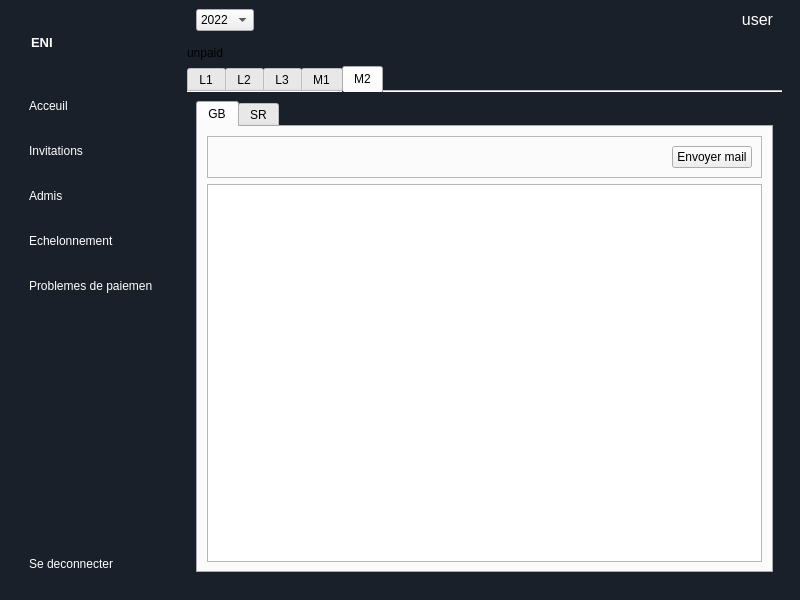
This is mainwindow.ui in RasolomananaOlivier/eni-registration-management as Qt 5 draws it before an edit. The edited form follows.
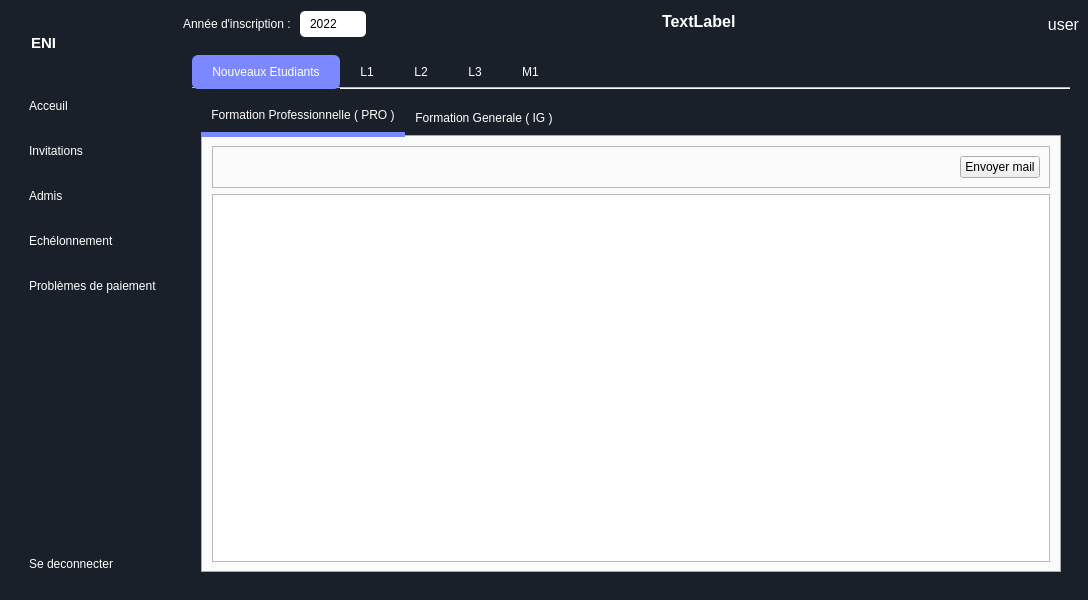
This is the edited form. The open tabs and pages were chosen to show the change. Icons and pictures are not drawn.

The edit to the form file:
```diff
--- a/mainwindow.ui
+++ b/mainwindow.ui
@@ -6,7 +6,7 @@
    <rect>
     <x>0</x>
     <y>0</y>
-    <width>800</width>
+    <width>1088</width>
     <height>600</height>
    </rect>
   </property>
@@ -473,7 +473,7 @@
 }</string>
    </property>
    <layout class="QGridLayout" name="gridLayout">
-    <item row="0" column="0">
+    <item row="0" column="0" rowspan="2">
      <widget class="QFrame" name="frame">
       <property name="styleSheet">
        <string notr="true">#frame {
@@ -510,23 +510,22 @@
 }</string>
          </property>
          <property name="text">
-          <string>&lt;html&gt;&lt;head/&gt;&lt;body&gt;&lt;p&gt;&lt;span style=&quot; font-size:10pt; font-weight:600;&quot;&gt;ENI&lt;/span&gt;&lt;/p&gt;&lt;/body&gt;&lt;/html&gt;</string>
+          <string>&lt;html&gt;&lt;head/&gt;&lt;body&gt;&lt;p&gt;&lt;span style=&quot; font-size:11pt; font-weight:600;&quot;&gt;ENI&lt;/span&gt;&lt;/p&gt;&lt;/body&gt;&lt;/html&gt;</string>
          </property>
         </widget>
        </item>
       </layout>
      </widget>
     </item>
-    <item row="0" column="1" rowspan="3">
-     <layout class="QVBoxLayout" name="verticalLayout_22">
-      <item>
+    <item row="0" column="1">
        <layout class="QHBoxLayout" name="horizontalLayout_22">
-        <property name="leftMargin">
-         <number>18</number>
+      <item>
+       <widget class="QLabel" name="label_2">
+        <property name="text">
+         <string>&lt;html&gt;&lt;head/&gt;&lt;body&gt;&lt;p&gt;&lt;span style=&quot; color:#ffffff;&quot;&gt;Année d'inscription : &lt;/span&gt;&lt;/p&gt;&lt;/body&gt;&lt;/html&gt;</string>
         </property>
-        <property name="rightMargin">
-         <number>18</number>
-        </property>
+       </widget>
+      </item>
         <item>
          <widget class="QComboBox" name="inscriptionYear">
           <property name="maximumSize">
@@ -535,6 +534,24 @@
             <height>16777215</height>
            </size>
           </property>
+        <property name="styleSheet">
+         <string notr="true">QComboBox{
+	border-radius : 5px;
+	padding : 5px 10px;
+	background-color : white;
+	color : black;
+}
+
+QComboBox::drop-down {
+	border: 0px;
+}
+
+QComboBox::down-arrow{
+	image : url(:/images/arrow-down.png);
+	width: 14px;
+	height: 14px;
+}</string>
+        </property>
           <item>
            <property name="text">
             <string>2022</string>
@@ -578,6 +595,33 @@
           </property>
          </spacer>
         </item>
+      <item>
+       <widget class="QLabel" name="pageName">
+        <property name="styleSheet">
+         <string notr="true">#pageName {
+	color : white;
+	font-size : 26px;
+	margin-bottom: 5px;
+}</string>
+        </property>
+        <property name="text">
+         <string>&lt;html&gt;&lt;head/&gt;&lt;body&gt;&lt;p&gt;&lt;span style=&quot; font-size:12pt; font-weight:600; color:#ffffff;&quot;&gt;TextLabel&lt;/span&gt;&lt;/p&gt;&lt;/body&gt;&lt;/html&gt;</string>
+        </property>
+       </widget>
+      </item>
+      <item>
+       <spacer name="horizontalSpacer_35">
+        <property name="orientation">
+         <enum>Qt::Horizontal</enum>
+        </property>
+        <property name="sizeHint" stdset="0">
+         <size>
+          <width>40</width>
+          <height>20</height>
+         </size>
+        </property>
+       </spacer>
+      </item>
         <item>
          <widget class="QLabel" name="label_4">
           <property name="maximumSize">
@@ -604,6 +648,8 @@
          </widget>
         </item>
         <item>
+       <layout class="QVBoxLayout" name="verticalLayout_22">
+        <item>
          <widget class="QLabel" name="username_label">
           <property name="styleSheet">
            <string notr="true">#username_label {
@@ -620,7 +666,9 @@
         </item>
        </layout>
       </item>
-      <item>
+     </layout>
+    </item>
+    <item row="1" column="1" rowspan="3">
        <widget class="QStackedWidget" name="stackedWidget">
         <property name="currentIndex">
          <number>1</number>
@@ -1646,8 +1694,19 @@
         </widget>
         <widget class="QWidget" name="unpaidPage">
          <layout class="QGridLayout" name="gridLayout_50">
-          <item row="1" column="0">
+        <item row="0" column="0">
            <widget class="QTabWidget" name="levelTab_2">
+          <property name="styleSheet">
+           <string notr="true">QTabBar::tab {
+	border-radius : 6px 6px 0px 0px;
+	padding: 10px 20px;
+	background-color : transparent;
+	color: white;
+}
+QTabBar::tab:selected {
+	background-color :rgb(123, 136, 255);
+}</string>
+          </property>
             <property name="tabShape">
              <enum>QTabWidget::Rounded</enum>
             </property>
@@ -1657,6 +1716,155 @@
             <property name="documentMode">
              <bool>true</bool>
             </property>
+          <widget class="QWidget" name="tab_41">
+           <attribute name="title">
+            <string>Nouveaux Etudiants</string>
+           </attribute>
+           <layout class="QGridLayout" name="gridLayout_47">
+            <item row="0" column="0">
+             <widget class="QTabWidget" name="fieldTab_15">
+              <property name="styleSheet">
+               <string notr="true">QTabBar::tab {
+	border-radius : 0px;
+	padding: 10px;
+	background-color : transparent;
+	color: white;
+}
+QTabBar::tab:selected {
+	border-bottom : 5px solid rgb(123, 136, 255);
+}</string>
+              </property>
+              <property name="tabPosition">
+               <enum>QTabWidget::North</enum>
+              </property>
+              <property name="tabShape">
+               <enum>QTabWidget::Rounded</enum>
+              </property>
+              <property name="currentIndex">
+               <number>0</number>
+              </property>
+              <widget class="QWidget" name="tab_42">
+               <attribute name="title">
+                <string>Formation Professionnelle ( PRO )</string>
+               </attribute>
+               <layout class="QGridLayout" name="gridLayout_48">
+                <item row="0" column="0">
+                 <layout class="QVBoxLayout" name="verticalLayout_31">
+                  <item>
+                   <widget class="QFrame" name="frame_31">
+                    <property name="frameShape">
+                     <enum>QFrame::StyledPanel</enum>
+                    </property>
+                    <property name="frameShadow">
+                     <enum>QFrame::Raised</enum>
+                    </property>
+                    <layout class="QHBoxLayout" name="horizontalLayout_31">
+                     <item>
+                      <spacer name="horizontalSpacer_31">
+                       <property name="orientation">
+                        <enum>Qt::Horizontal</enum>
+                       </property>
+                       <property name="sizeHint" stdset="0">
+                        <size>
+                         <width>40</width>
+                         <height>20</height>
+                        </size>
+                       </property>
+                      </spacer>
+                     </item>
+                     <item>
+                      <widget class="QPushButton" name="pushButton_37">
+                       <property name="text">
+                        <string>Envoyer mail</string>
+                       </property>
+                      </widget>
+                     </item>
+                    </layout>
+                   </widget>
+                  </item>
+                  <item>
+                   <widget class="QTableView" name="newProUnpaidTable">
+                    <property name="editTriggers">
+                     <set>QAbstractItemView::NoEditTriggers</set>
+                    </property>
+                    <property name="alternatingRowColors">
+                     <bool>true</bool>
+                    </property>
+                    <property name="selectionBehavior">
+                     <enum>QAbstractItemView::SelectRows</enum>
+                    </property>
+                    <property name="showGrid">
+                     <bool>false</bool>
+                    </property>
+                   </widget>
+                  </item>
+                 </layout>
+                </item>
+               </layout>
+              </widget>
+              <widget class="QWidget" name="tab_43">
+               <attribute name="title">
+                <string>Formation Generale ( IG )</string>
+               </attribute>
+               <layout class="QGridLayout" name="gridLayout_49">
+                <item row="0" column="0">
+                 <layout class="QVBoxLayout" name="verticalLayout_32">
+                  <item>
+                   <widget class="QFrame" name="frame_32">
+                    <property name="frameShape">
+                     <enum>QFrame::StyledPanel</enum>
+                    </property>
+                    <property name="frameShadow">
+                     <enum>QFrame::Raised</enum>
+                    </property>
+                    <layout class="QHBoxLayout" name="horizontalLayout_32">
+                     <item>
+                      <spacer name="horizontalSpacer_32">
+                       <property name="orientation">
+                        <enum>Qt::Horizontal</enum>
+                       </property>
+                       <property name="sizeHint" stdset="0">
+                        <size>
+                         <width>40</width>
+                         <height>20</height>
+                        </size>
+                       </property>
+                      </spacer>
+                     </item>
+                     <item>
+                      <widget class="QPushButton" name="pushButton_38">
+                       <property name="text">
+                        <string>Envoyer mail</string>
+                       </property>
+                      </widget>
+                     </item>
+                    </layout>
+                   </widget>
+                  </item>
+                  <item>
+                   <widget class="QTableView" name="newIgUnpaidTable">
+                    <property name="editTriggers">
+                     <set>QAbstractItemView::NoEditTriggers</set>
+                    </property>
+                    <property name="alternatingRowColors">
+                     <bool>true</bool>
+                    </property>
+                    <property name="selectionBehavior">
+                     <enum>QAbstractItemView::SelectRows</enum>
+                    </property>
+                    <property name="showGrid">
+                     <bool>false</bool>
+                    </property>
+                   </widget>
+                  </item>
+                 </layout>
+                </item>
+               </layout>
+              </widget>
+             </widget>
+            </item>
+           </layout>
+          </widget>
             <widget class="QWidget" name="widget_3">
              <attribute name="title">
               <string>L1</string>
@@ -2202,155 +2410,15 @@
                   </item>
                  </layout>
                 </widget>
-               </widget>
-              </item>
-             </layout>
-            </widget>
-            <widget class="QWidget" name="tab_41">
+              <widget class="QWidget" name="tab_48">
              <attribute name="title">
-              <string>M2</string>
-             </attribute>
-             <layout class="QGridLayout" name="gridLayout_47">
-              <item row="0" column="0">
-               <widget class="QTabWidget" name="fieldTab_15">
-                <property name="tabPosition">
-                 <enum>QTabWidget::North</enum>
-                </property>
-                <property name="tabShape">
-                 <enum>QTabWidget::Rounded</enum>
-                </property>
-                <property name="currentIndex">
-                 <number>1</number>
-                </property>
-                <widget class="QWidget" name="tab_42">
-                 <attribute name="title">
-                  <string>GB</string>
-                 </attribute>
-                 <layout class="QGridLayout" name="gridLayout_48">
-                  <item row="0" column="0">
-                   <layout class="QVBoxLayout" name="verticalLayout_31">
-                    <item>
-                     <widget class="QFrame" name="frame_31">
-                      <property name="frameShape">
-                       <enum>QFrame::StyledPanel</enum>
-                      </property>
-                      <property name="frameShadow">
-                       <enum>QFrame::Raised</enum>
-                      </property>
-                      <layout class="QHBoxLayout" name="horizontalLayout_31">
-                       <item>
-                        <spacer name="horizontalSpacer_31">
-                         <property name="orientation">
-                          <enum>Qt::Horizontal</enum>
-                         </property>
-                         <property name="sizeHint" stdset="0">
-                          <size>
-                           <width>40</width>
-                           <height>20</height>
-                          </size>
-                         </property>
-                        </spacer>
-                       </item>
-                       <item>
-                        <widget class="QPushButton" name="pushButton_37">
-                         <property name="text">
-                          <string>Envoyer mail</string>
-                         </property>
-                        </widget>
-                       </item>
-                      </layout>
-                     </widget>
-                    </item>
-                    <item>
-                     <widget class="QTableView" name="m2GbUnpaidTable">
-                      <property name="editTriggers">
-                       <set>QAbstractItemView::NoEditTriggers</set>
-                      </property>
-                      <property name="alternatingRowColors">
-                       <bool>true</bool>
-                      </property>
-                      <property name="selectionBehavior">
-                       <enum>QAbstractItemView::SelectRows</enum>
-                      </property>
-                      <property name="showGrid">
-                       <bool>false</bool>
-                      </property>
-                     </widget>
-                    </item>
-                   </layout>
-                  </item>
-                 </layout>
-                </widget>
-                <widget class="QWidget" name="tab_43">
-                 <attribute name="title">
-                  <string>SR</string>
-                 </attribute>
-                 <layout class="QGridLayout" name="gridLayout_49">
-                  <item row="0" column="0">
-                   <layout class="QVBoxLayout" name="verticalLayout_32">
-                    <item>
-                     <widget class="QFrame" name="frame_32">
-                      <property name="frameShape">
-                       <enum>QFrame::StyledPanel</enum>
-                      </property>
-                      <property name="frameShadow">
-                       <enum>QFrame::Raised</enum>
-                      </property>
-                      <layout class="QHBoxLayout" name="horizontalLayout_32">
-                       <item>
-                        <spacer name="horizontalSpacer_32">
-                         <property name="orientation">
-                          <enum>Qt::Horizontal</enum>
-                         </property>
-                         <property name="sizeHint" stdset="0">
-                          <size>
-                           <width>40</width>
-                           <height>20</height>
-                          </size>
-                         </property>
-                        </spacer>
-                       </item>
-                       <item>
-                        <widget class="QPushButton" name="pushButton_38">
-                         <property name="text">
-                          <string>Envoyer mail</string>
-                         </property>
-                        </widget>
-                       </item>
-                      </layout>
-                     </widget>
-                    </item>
-                    <item>
-                     <widget class="QTableView" name="m2SrUnpaidTable">
-                      <property name="editTriggers">
-                       <set>QAbstractItemView::NoEditTriggers</set>
-                      </property>
-                      <property name="alternatingRowColors">
-                       <bool>true</bool>
-                      </property>
-                      <property name="selectionBehavior">
-                       <enum>QAbstractItemView::SelectRows</enum>
-                      </property>
-                      <property name="showGrid">
-                       <bool>false</bool>
-                      </property>
-                     </widget>
-                    </item>
-                   </layout>
-                  </item>
-                 </layout>
-                </widget>
-               </widget>
-              </item>
-             </layout>
-            </widget>
-           </widget>
-          </item>
-          <item row="0" column="0">
-           <widget class="QLabel" name="label_2">
-            <property name="text">
-             <string>unpaid</string>
-            </property>
+                <string>Informatique Général</string>
+               </attribute>
+              </widget>
+             </widget>
+            </item>
+           </layout>
+          </widget>
            </widget>
           </item>
          </layout>
@@ -3134,9 +3202,7 @@
         </widget>
        </widget>
       </item>
-     </layout>
-    </item>
-    <item row="1" column="0">
+    <item row="2" column="0">
      <layout class="QVBoxLayout" name="verticalLayout" stretch="5,0,0,0,0,0">
       <property name="spacing">
        <number>0</number>
@@ -3316,7 +3382,7 @@
 }</string>
         </property>
         <property name="text">
-         <string>Echelonnement</string>
+         <string>Echélonnement</string>
         </property>
         <property name="icon">
          <iconset resource="images.qrc">
@@ -3362,7 +3428,7 @@
 }</string>
         </property>
         <property name="text">
-         <string>Problemes de paiement</string>
+         <string>Problèmes de paiement</string>
         </property>
         <property name="icon">
          <iconset resource="images.qrc">
@@ -3388,7 +3454,7 @@
       </item>
      </layout>
     </item>
-    <item row="2" column="0">
+    <item row="3" column="0">
      <widget class="QFrame" name="frame_2">
       <property name="minimumSize">
        <size>
```
Left out of the diff: 768 changed lines with no effect on the pictures. Lines whose indentation alone changed are shown as unchanged.
